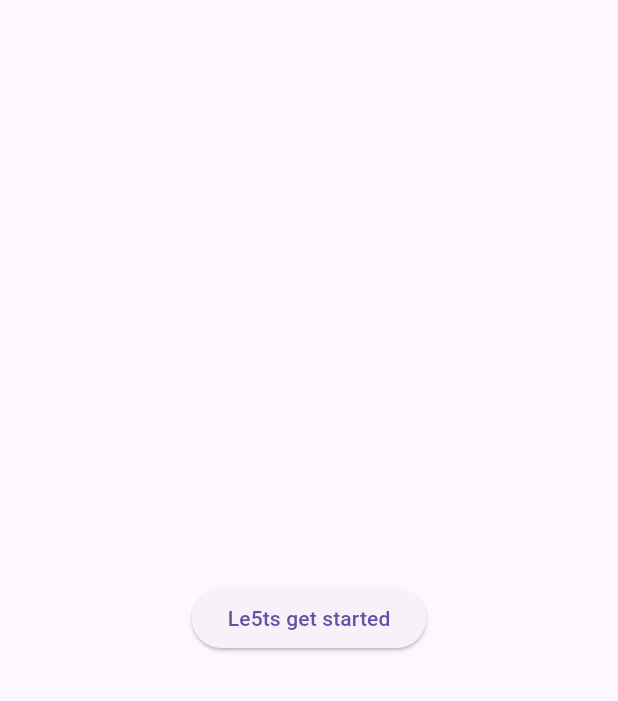
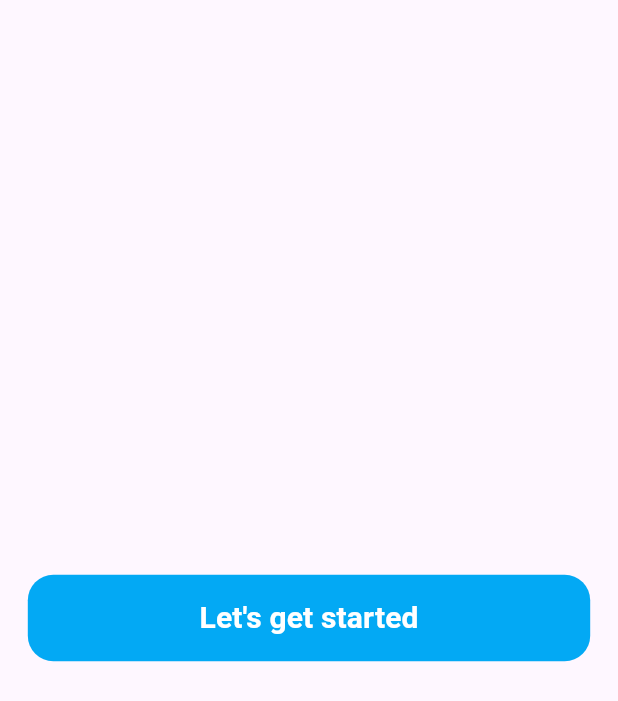
Before and after one commit to Raseelp/glint, a Flutter app: the screen it shows after launch, on a phone screen of 412 x 824 dp. Shown: the top 701 px of the screen. Run offline on Flutter 3.47's test engine with Material 3 defaults, Android fonts, the phone set to English and light mode, and no system bars; our stand-ins replace awesome_snackbar_content, cached_network_image, cloud_firestore, country_picker, firebase_auth, firebase_core and 7 more; accounts and stored records are empty.

Commit message:
Update onbordeing.dart

```diff
--- a/lib/pages/onbordeing.dart
+++ b/lib/pages/onbordeing.dart
@@ -1,4 +1,5 @@
 import 'package:flutter/material.dart';
+import 'package:flutter_screenutil/flutter_screenutil.dart';
 import 'package:glint/pages/phonenumber.dart';
 
 class Onbordeing extends StatefulWidget {
@@ -11,14 +12,26 @@ class Onbordeing extends StatefulWidget {
 class _OnbordeingState extends State<Onbordeing> {
   @override
   Widget build(BuildContext context) {
+    ScreenUtil.init(context);
     return Scaffold(
       body: Center(
         child: ElevatedButton(
+            style: ElevatedButton.styleFrom(
+                shape: RoundedRectangleBorder(
+                    borderRadius: BorderRadius.circular(17)),
+                padding:
+                    EdgeInsets.symmetric(horizontal: 100.w, vertical: 12.h),
+                elevation: 0,
+                backgroundColor: Colors.lightBlue[500],
+                foregroundColor: Colors.white),
             onPressed: () {
               Navigator.push(context,
                   MaterialPageRoute(builder: (context) => Phonenumber()));
             },
-            child: Text('Le5ts get started')),
+            child: const Text(
+              'Let\'s get started',
+              style: TextStyle(fontSize: 20, fontWeight: FontWeight.bold),
+            )),
       ),
     );
   }
```
